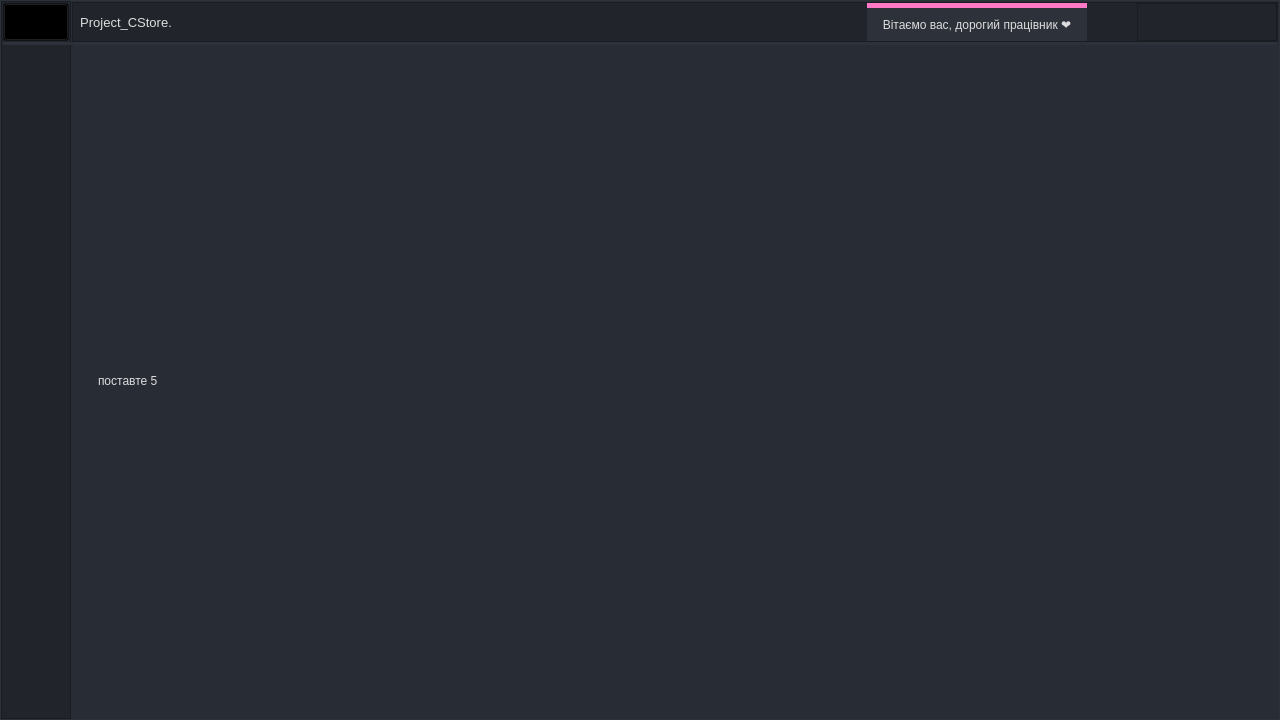
Qt form CStore/CStore.ui (fr0staman/CStore) before a commit.
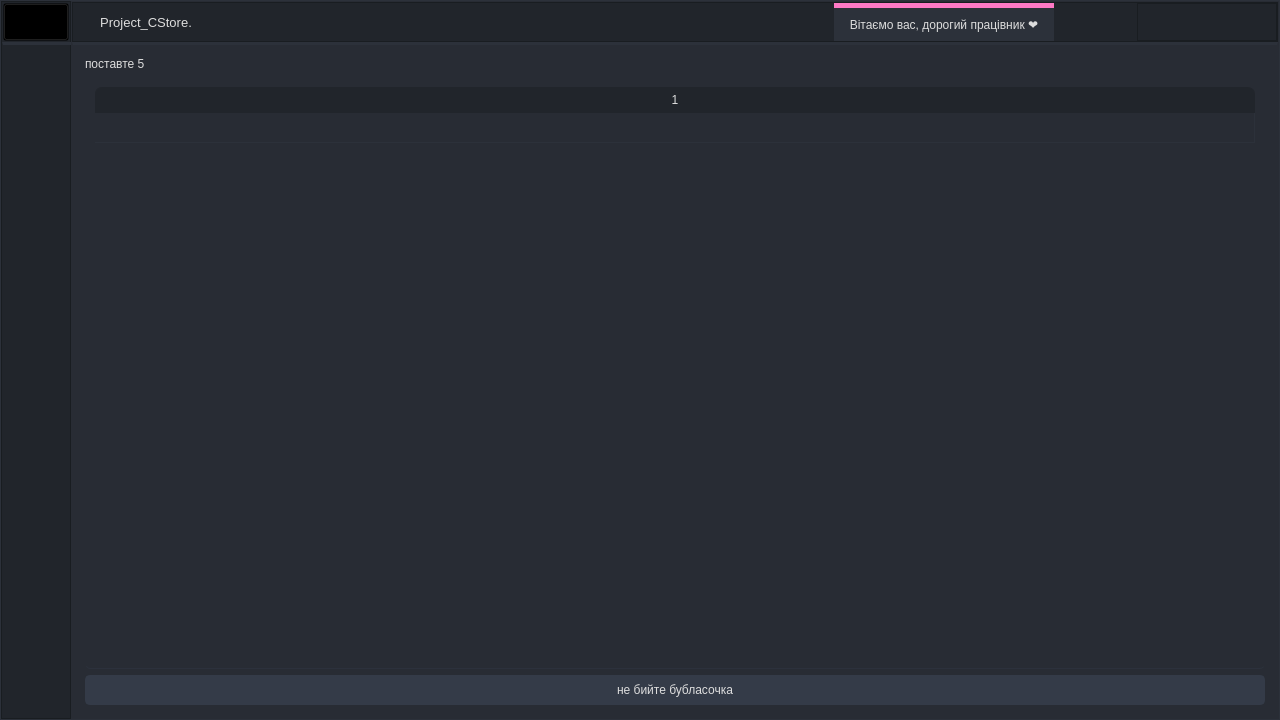
The same form after that commit. Icons and pictures are not drawn.

```diff
--- a/CStore/CStore.ui
+++ b/CStore/CStore.ui
@@ -2699,13 +2699,13 @@
                  <number>0</number>
                 </property>
                 <property name="leftMargin">
-                 <number>0</number>
+                 <number>20</number>
                 </property>
                 <property name="topMargin">
                  <number>0</number>
                 </property>
                 <property name="rightMargin">
-                 <number>50</number>
+                 <number>83</number>
                 </property>
                 <property name="bottomMargin">
                  <number>0</number>
@@ -3543,6 +3543,18 @@
                      </widget>
                      <widget class="QWidget" name="history">
                       <layout class="QVBoxLayout" name="verticalLayout_12">
+                       <property name="leftMargin">
+                        <number>0</number>
+                       </property>
+                       <property name="topMargin">
+                        <number>0</number>
+                       </property>
+                       <property name="rightMargin">
+                        <number>0</number>
+                       </property>
+                       <property name="bottomMargin">
+                        <number>0</number>
+                       </property>
                        <item>
                         <widget class="QFrame" name="frame_2">
                          <property name="frameShape">
@@ -3552,6 +3564,18 @@
                           <enum>QFrame::Raised</enum>
                          </property>
                          <layout class="QVBoxLayout" name="verticalLayout_13">
+                          <property name="leftMargin">
+                           <number>9</number>
+                          </property>
+                          <property name="topMargin">
+                           <number>9</number>
+                          </property>
+                          <property name="rightMargin">
+                           <number>9</number>
+                          </property>
+                          <property name="bottomMargin">
+                           <number>9</number>
+                          </property>
                           <item>
                            <widget class="QLabel" name="label_3">
                             <property name="text">
@@ -3559,6 +3583,88 @@
                             </property>
                            </widget>
                           </item>
+                          <item>
+                           <widget class="QTableWidget" name="tableWidgetTovar_3">
+                            <property name="frameShape">
+                             <enum>QFrame::NoFrame</enum>
+                            </property>
+                            <property name="frameShadow">
+                             <enum>QFrame::Raised</enum>
+                            </property>
+                            <property name="verticalScrollBarPolicy">
+                             <enum>Qt::ScrollBarAsNeeded</enum>
+                            </property>
+                            <property name="horizontalScrollBarPolicy">
+                             <enum>Qt::ScrollBarAsNeeded</enum>
+                            </property>
+                            <property name="sizeAdjustPolicy">
+                             <enum>QAbstractScrollArea::AdjustToContents</enum>
+                            </property>
+                            <property name="selectionMode">
+                             <enum>QAbstractItemView::SingleSelection</enum>
+                            </property>
+                            <property name="selectionBehavior">
+                             <enum>QAbstractItemView::SelectRows</enum>
+                            </property>
+                            <property name="rowCount">
+                             <number>1</number>
+                            </property>
+                            <property name="columnCount">
+                             <number>1</number>
+                            </property>
+                            <attribute name="horizontalHeaderVisible">
+                             <bool>true</bool>
+                            </attribute>
+                            <attribute name="horizontalHeaderCascadingSectionResizes">
+                             <bool>true</bool>
+                            </attribute>
+                            <attribute name="horizontalHeaderMinimumSectionSize">
+                             <number>34</number>
+                            </attribute>
+                            <attribute name="horizontalHeaderDefaultSectionSize">
+                             <number>34</number>
+                            </attribute>
+                            <attribute name="horizontalHeaderShowSortIndicator" stdset="0">
+                             <bool>false</bool>
+                            </attribute>
+                            <attribute name="horizontalHeaderStretchLastSection">
+                             <bool>true</bool>
+                            </attribute>
+                            <attribute name="verticalHeaderVisible">
+                             <bool>false</bool>
+                            </attribute>
+                            <attribute name="verticalHeaderCascadingSectionResizes">
+                             <bool>true</bool>
+                            </attribute>
+                            <attribute name="verticalHeaderDefaultSectionSize">
+                             <number>30</number>
+                            </attribute>
+                            <attribute name="verticalHeaderHighlightSections">
+                             <bool>true</bool>
+                            </attribute>
+                            <attribute name="verticalHeaderShowSortIndicator" stdset="0">
+                             <bool>false</bool>
+                            </attribute>
+                            <row/>
+                            <column/>
+                           </widget>
+                          </item>
+                          <item>
+                           <widget class="QPushButton" name="pushButton_3">
+                            <property name="minimumSize">
+                             <size>
+                              <width>0</width>
+                              <height>30</height>
+                             </size>
+                            </property>
+                            <property name="styleSheet">
+                             <string notr="true">background-color: rgb(52, 59, 72)</string>
+                            </property>
+                            <property name="text">
+                             <string>не бийте бубласочка</string>
+                            </property>
+                           </widget>
+                          </item>
                          </layout>
                         </widget>
                        </item>
```
Left out of the diff: 94 changed lines with no effect on the pictures.
